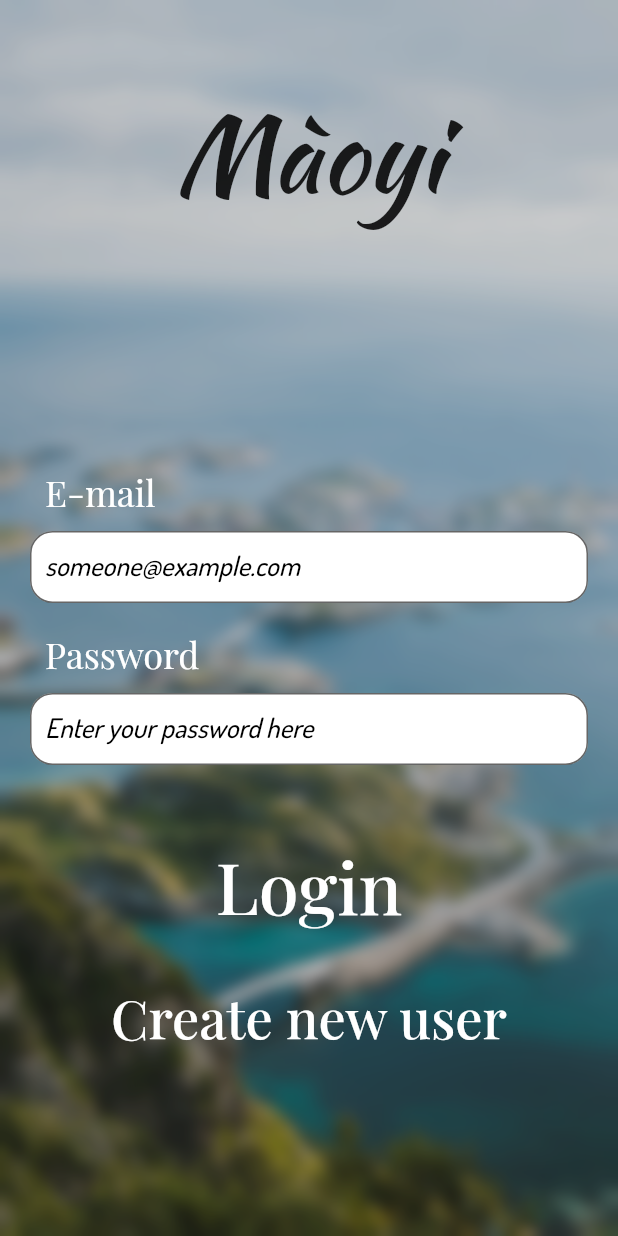
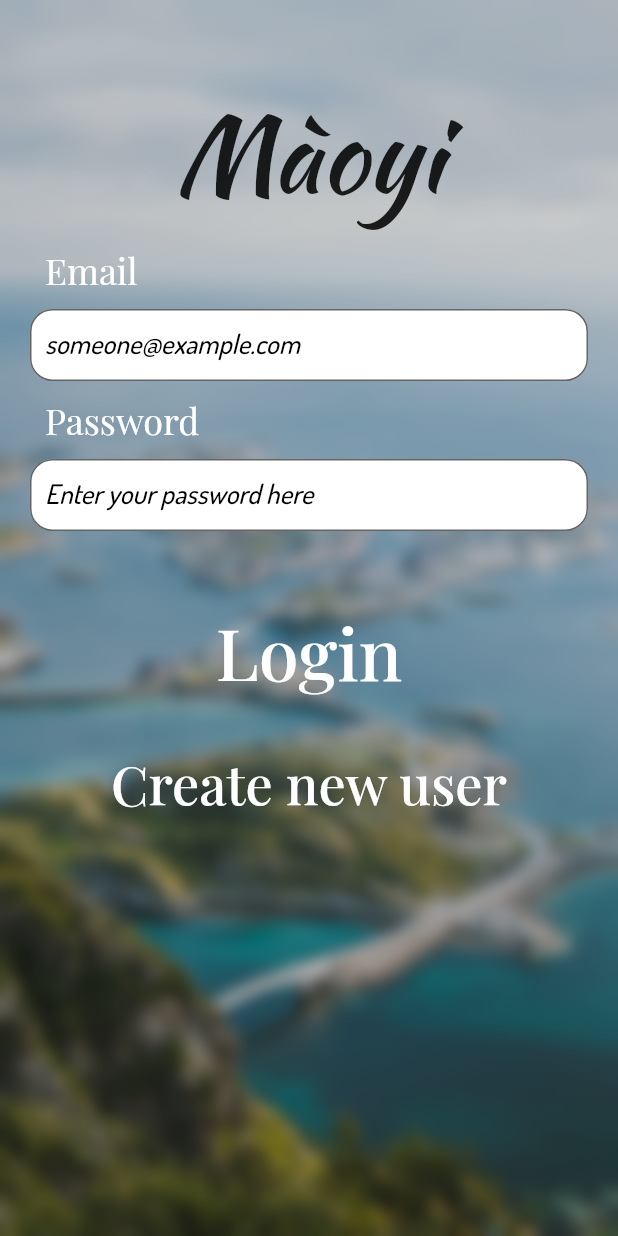
Before and after one commit to Fish-app/mobile-app, a Flutter app: the LoginPage screen opened directly, on a phone screen of 412 x 824 dp. Run offline on Flutter 3.47's test engine with Material 2 defaults, Android fonts, the phone set to English and light mode, and no system bars; accounts and stored records are empty; generated files the repository leaves out were written again.

Commit message:
in progress: login

```diff
--- a/lib/constants/api_path.dart
+++ b/lib/constants/api_path.dart
@@ -1,4 +1,4 @@
-const restApiUrl = "http://172.30.117.10:8080/api";
+const restApiUrl = "http://localhost:8080/api";
 
 /// -- user auth -- ///
 
@@ -17,7 +17,7 @@ const getListing = restApiUrl + "aa";
 
 /// -- user auth -- ///
 
-// needs login //
+const loginUserEndpoint = restApiUrl + "/authentication/login";
 
 /// -- user register -- ///
 
--- a/lib/pages/login/login_page.dart
+++ b/lib/pages/login/login_page.dart
@@ -1,9 +1,7 @@
 import 'dart:ui';
 
 import 'package:flutter/material.dart';
-import 'package:maoyi/config/routes/routes.dart' as routes;
-import 'package:maoyi/generated/fonts.gen.dart';
-import 'package:maoyi/widgets/formfield_auth.dart';
+import 'package:maoyi/utils/form/login_user_form.dart';
 import 'package:maoyi/widgets/logo.dart';
 import 'package:maoyi/widgets/stack_blurredbackground.dart';
 
@@ -32,64 +30,13 @@ class _LoginPageState extends State<LoginPage> {
                 SizedBox(
                   height: 52.0,
                 ), // Spacing between top and header
-                Column(
-                  children: [
-                    Logo(),
+                Align(alignment: Alignment.center, child: Logo()),
+                LoginUserForm(),
                   ],
                 ),
-                // Spacing between header and login fields
-                SizedBox(height: 148.0),
-                FormFieldAuth(
-                  title: "E-mail",
-                  hint: "someone@example.com",
-                  validationMsg: "The email is invalid",
-                ),
-                SizedBox(height: 8.0),
-                FormFieldAuth(
-                  title: "Password",
-                  hint: "Enter your password here",
-                  isObscured: true,
-                  validationMsg: "The password is invalid",
-                ),
-                SizedBox(height: 48.0),
-                Column(
-                  mainAxisSize: MainAxisSize.min,
-                  children: [
-                    FlatButton(
-                      child: Text(
-                        'Login',
-                        style: TextStyle(
-                            fontSize: 48.0,
-                            color: Colors.white,
-                            fontFamily: FontFamily.playfairDisplay,
-                        ),
-                      ),
-                      onPressed: () {
-                        //TODO: Implement login
-                      },
-                    ),
-                    SizedBox(height: 32.0),
-                    FlatButton(
-                      child: Text(
-                        'Create new user',
-                        style: TextStyle(
-                          fontSize: 36.0,
-                          color: Colors.white,
-                          fontFamily: FontFamily.playfairDisplay,
-                        ),
-                      ),
-                      onPressed: () {
-                        //TODO: Implement new user
-                        Navigator.pushNamed(context, routes.UserNew);
-                      },
-                    ),
-                  ],
-                ),
-              ],
             ),
           ),
         ),
-      ),
-    );
+      );
   }
 }
--- /dev/null
+++ b/lib/utils/form/login_user_form.dart
@@ -0,0 +1,66 @@
+import 'package:flutter/material.dart';
+import 'package:maoyi/widgets/formfield_auth.dart';
+import 'package:maoyi/config/routes/routes.dart' as routes;
+import 'package:maoyi/generated/fonts.gen.dart';
+import 'package:maoyi/widgets/formfield_auth.dart';
+
+class LoginUserForm extends StatefulWidget {
+  @override
+  _LoginUserFormState createState() => _LoginUserFormState();
+}
+
+class _LoginUserFormState extends State<LoginUserForm> {
+  final _formKeyLogin = GlobalKey<FormState>();
+
+  @override
+  Widget build(BuildContext context) {
+    return Form(
+        child: Column(
+          crossAxisAlignment: CrossAxisAlignment.stretch,
+          children: [
+        FormFieldAuth(
+          title: "Email",
+          hint: "someone@example.com",
+          validationMsg: "The email is invalid",
+        ),
+        FormFieldAuth(
+          title: "Password",
+          hint: "Enter your password here",
+          isObscured: true,
+          validationMsg: "The password is invalid",
+        ),
+        SizedBox(height: 48.0),
+        Column(mainAxisSize: MainAxisSize.min, children: [
+          FlatButton(
+            child: Text(
+              'Login',
+              style: TextStyle(
+                fontSize: 48.0,
+                color: Colors.white,
+                fontFamily: FontFamily.playfairDisplay,
+              ),
+            ),
+            onPressed: () {
+              //TODO: Implement login
+            },
+          ),
+          SizedBox(height: 32.0),
+          FlatButton(
+            child: Text(
+              'Create new user',
+              style: TextStyle(
+                fontSize: 36.0,
+                color: Colors.white,
+                fontFamily: FontFamily.playfairDisplay,
+              ),
+            ),
+            onPressed: () {
+              //TODO: Implement new user
+              Navigator.pushNamed(context, routes.UserNew);
+            },
+          ),
+        ]),
+      ],
+    ));
+  }
+}
```
Also changed, not shown: lib/utils/services/auth_service.dart (+25 -0 lines).
